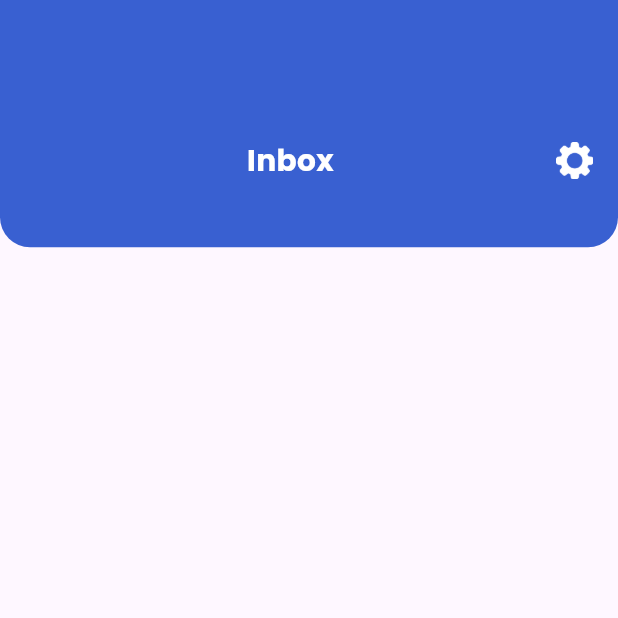
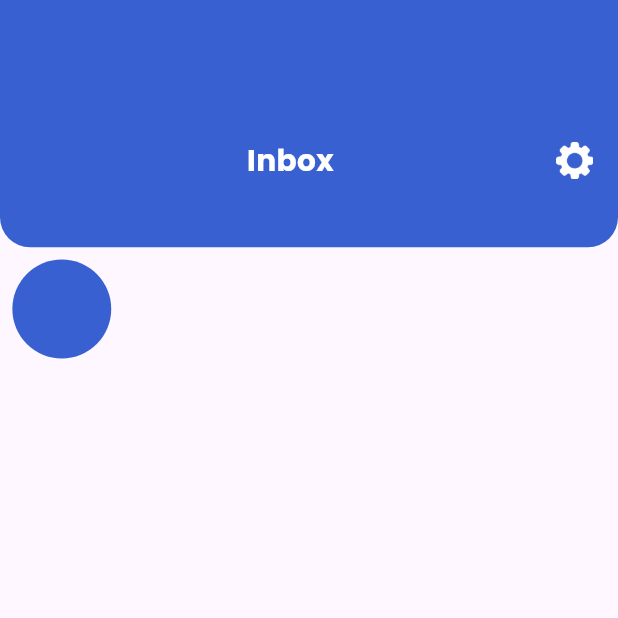
Before and after one commit to ArslanXXQazi/Your-Diary, a Flutter app: the MessageNavView screen opened directly, on a phone screen of 412 x 824 dp, the top half of it. Run offline on Flutter 3.47's test engine with Material 3 defaults, Android fonts, the phone set to English and light mode, and no system bars; our stand-ins replace chat_bubbles, get, google_fonts, image_picker, just_audio, lottie and 1 more.

Commit message:
Update message_nav_view.dart

```diff
--- a/lib/src/views/botom_nav_view/message_nav_view/message_nav_view.dart
+++ b/lib/src/views/botom_nav_view/message_nav_view/message_nav_view.dart
@@ -51,7 +51,18 @@ class MessageNavView extends StatelessWidget {
               child: Padding(
                 padding: EdgeInsets.all(screenWidth*.02),
                 child: Column(children: [
+                  Container(
+                    child: Row(children: [
+                      CircleAvatar(
+                        radius: screenWidth*.08,
+                        backgroundColor: AppColor.blue,
+                      ),
+                      SizedBox(width: screenWidth*.02),
+                      Expanded(child: Column(children: [
 
+                      ],))
+                    ],),
+                  )
                 ],),
               ),
             ))
```
